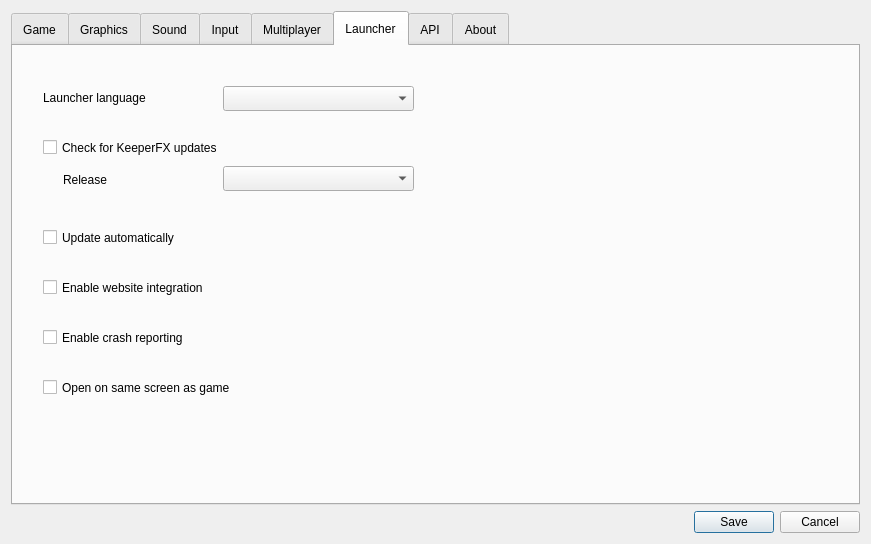
Before: the Qt Designer form ui/settingsdialog.ui in yani/keeperfx-launcher-qt, drawn with Qt 5.
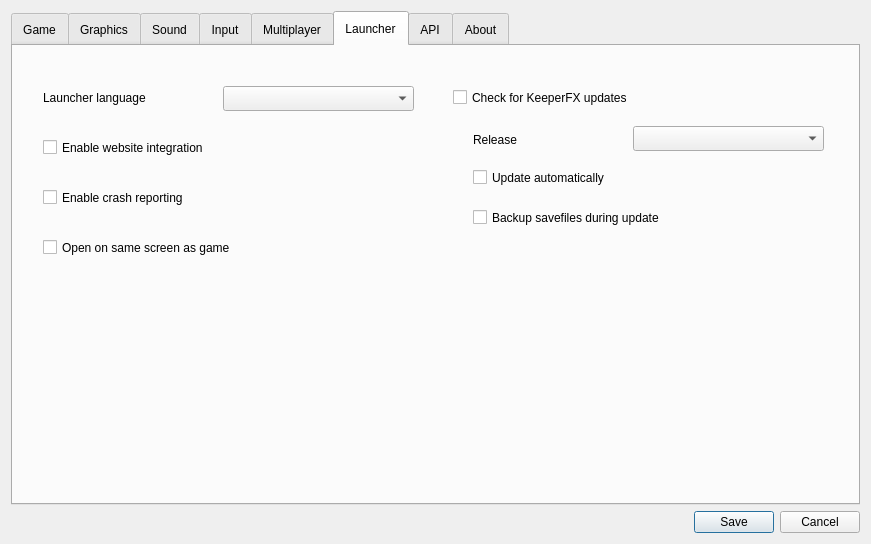
After: the same form once the commit is applied. The open tabs and pages were chosen to show the change. Icons and pictures are not drawn.

Commit message: make save backup a toggle in the settings instead

```diff
--- a/ui/settingsdialog.ui
+++ b/ui/settingsdialog.ui
@@ -1180,8 +1180,8 @@
       <widget class="QCheckBox" name="checkBoxCheckForUpdates">
        <property name="geometry">
         <rect>
-         <x>30</x>
-         <y>90</y>
+         <x>440</x>
+         <y>40</y>
          <width>361</width>
          <height>23</height>
         </rect>
@@ -1193,8 +1193,8 @@
       <widget class="QComboBox" name="comboBoxRelease">
        <property name="geometry">
         <rect>
-         <x>210</x>
-         <y>120</y>
+         <x>620</x>
+         <y>80</y>
          <width>191</width>
          <height>25</height>
         </rect>
@@ -1204,7 +1204,7 @@
        <property name="geometry">
         <rect>
          <x>30</x>
-         <y>280</y>
+         <y>140</y>
          <width>361</width>
          <height>23</height>
         </rect>
@@ -1216,8 +1216,8 @@
       <widget class="QLabel" name="labelRelease">
        <property name="geometry">
         <rect>
-         <x>50</x>
-         <y>125</y>
+         <x>460</x>
+         <y>85</y>
          <width>141</width>
          <height>17</height>
         </rect>
@@ -1230,7 +1230,7 @@
        <property name="geometry">
         <rect>
          <x>30</x>
-         <y>230</y>
+         <y>90</y>
          <width>361</width>
          <height>23</height>
         </rect>
@@ -1243,7 +1243,7 @@
        <property name="geometry">
         <rect>
          <x>30</x>
-         <y>330</y>
+         <y>190</y>
          <width>361</width>
          <height>23</height>
         </rect>
@@ -1283,8 +1283,8 @@
       <widget class="QCheckBox" name="checkBoxAutoUpdate">
        <property name="geometry">
         <rect>
-         <x>30</x>
-         <y>180</y>
+         <x>460</x>
+         <y>120</y>
          <width>361</width>
          <height>23</height>
         </rect>
@@ -1293,6 +1293,19 @@
         <string comment="Checkbox Toggle">Update automatically</string>
        </property>
       </widget>
+      <widget class="QCheckBox" name="checkBoxBackupSaves">
+       <property name="geometry">
+        <rect>
+         <x>460</x>
+         <y>160</y>
+         <width>361</width>
+         <height>23</height>
+        </rect>
+       </property>
+       <property name="text">
+        <string comment="Checkbox Toggle">Backup savefiles during update</string>
+       </property>
+      </widget>
      </widget>
      <widget class="QWidget" name="tab7_api">
       <attribute name="title">
```
The commit also changes 3 other files.
